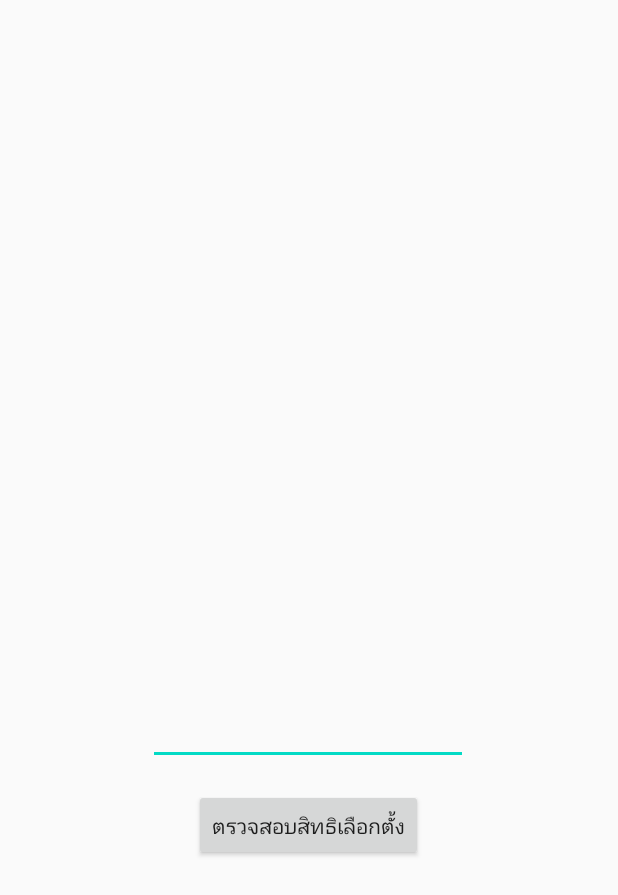
After one commit to newerrptw/VoteApp, an Android app: the Votecheck screen opened directly, with no data from a screen before it, on a phone screen of 412 x 824 dp. The commit adds this screen. Shown: the top 895 px of the screen. Run offline under Robolectric (Android 15) with nearby library versions, the phone set to English and light mode, and no system bars.

Commit message:
เพิ่มเติมหน้า activity สำหรับการกรอกหมายเลขบัตรประชาชน 13 หลัก และทำการเช็คหมายเลขบัตรประชาชนว่ามีสิทธิในการเลือกตั้งหรือไม่

```diff
--- a/app/build.gradle
+++ b/app/build.gradle
@@ -26,6 +26,9 @@ dependencies {
     implementation fileTree(dir: "libs", include: ["*.jar"])
     implementation 'androidx.appcompat:appcompat:1.2.0'
     implementation 'androidx.constraintlayout:constraintlayout:1.1.3'
+    implementation 'com.google.android.material:material:1.0.0'
+    implementation 'androidx.navigation:navigation-fragment:2.1.0'
+    implementation 'androidx.navigation:navigation-ui:2.1.0'
     testImplementation 'junit:junit:4.12'
     androidTestImplementation 'androidx.test.ext:junit:1.1.2'
     androidTestImplementation 'androidx.test.espresso:espresso-core:3.3.0'
--- a/app/src/main/AndroidManifest.xml
+++ b/app/src/main/AndroidManifest.xml
@@ -9,6 +9,10 @@
         android:roundIcon="@mipmap/ic_launcher_round"
         android:supportsRtl="true"
         android:theme="@style/AppTheme">
+        <activity
+            android:name=".Votecheck"
+            android:label="@string/title_activity_votecheck"
+            android:theme="@style/AppTheme.NoActionBar"></activity>
         <activity android:name=".MainActivity">
             <intent-filter>
                 <action android:name="android.intent.action.MAIN" />
--- /dev/null
+++ b/app/src/main/java/th/ac/su/voteapp/Votecheck.java
@@ -0,0 +1,52 @@
+package th.ac.su.voteapp;
+
+import androidx.appcompat.app.AlertDialog;
+import androidx.appcompat.app.AppCompatActivity;
+
+import android.content.Intent;
+import android.os.Bundle;
+import android.view.View;
+import android.widget.Button;
+import android.widget.EditText;
+import android.widget.Toast;
+
+public class Votecheck extends AppCompatActivity {
+
+    @Override
+    protected void onCreate(Bundle savedInstanceState) {
+        super.onCreate(savedInstanceState);
+        setContentView(R.layout.activity_votecheck2);
+
+        Intent i = getIntent();
+        Button checkButton = findViewById(R.id.check_button);
+        checkButton.setOnClickListener(new View.OnClickListener() {
+            @Override
+            public void onClick(View view) {
+                EditText zipEditText = findViewById(R.id.zip_number);
+                String zipNum = zipEditText.getText().toString()+"";
+                String trueNum = "1111111111111";
+                String trueNum2 = "2222222222222";
+                if(zipNum.length()==13){
+                    AlertDialog.Builder dialog = new AlertDialog.Builder(Votecheck.this);
+                    dialog.setTitle("ผลการตรวจสอบสิทธิเลือกตั้ง");
+                    dialog.setPositiveButton("OK",null);
+                    if(zipNum.equals(trueNum) || zipNum.equals(trueNum2)){
+                        dialog.setMessage("คุณเป็นผู้มีสิทธิเลือกตั้ง");
+                    }
+                    else{
+                        dialog.setMessage("คุณไม่มีสิทธิเลือกตั้ง");
+                    }
+                    dialog.show();
+                }
+                else{
+                    Toast toast = Toast.makeText(
+                            Votecheck.this,
+                            "กรุณากรอกหมายเลขบัตรประชาชน 13 หลัก",
+                            Toast.LENGTH_LONG
+                    );
+                    toast.show();
+                }
+            }
+        });
+    }
+}
--- /dev/null
+++ b/app/src/main/res/layout/activity_votecheck2.xml
@@ -0,0 +1,34 @@
+<?xml version="1.0" encoding="utf-8"?>
+<androidx.constraintlayout.widget.ConstraintLayout xmlns:android="http://schemas.android.com/apk/res/android"
+    xmlns:app="http://schemas.android.com/apk/res-auto"
+    xmlns:tools="http://schemas.android.com/tools"
+    android:layout_width="match_parent"
+    android:layout_height="match_parent"
+    tools:context=".Votecheck">
+
+    <EditText
+        android:id="@+id/zip_number"
+        android:layout_width="wrap_content"
+        android:layout_height="wrap_content"
+        android:layout_marginTop="350dp"
+        android:layout_marginBottom="10dp"
+        android:ems="10"
+        android:inputType="number"
+        app:layout_constraintBottom_toTopOf="@+id/check_button"
+        app:layout_constraintEnd_toEndOf="parent"
+        app:layout_constraintHorizontal_bias="0.497"
+        app:layout_constraintStart_toStartOf="parent"
+        app:layout_constraintTop_toTopOf="parent"
+        app:layout_constraintVertical_bias="0.953" />
+
+    <Button
+        android:id="@+id/check_button"
+        android:layout_width="wrap_content"
+        android:layout_height="wrap_content"
+        android:layout_marginBottom="250dp"
+        android:text="ตรวจสอบสิทธิเลือกตั้ง"
+        app:layout_constraintBottom_toBottomOf="parent"
+        app:layout_constraintEnd_toEndOf="parent"
+        app:layout_constraintHorizontal_bias="0.498"
+        app:layout_constraintStart_toStartOf="parent" />
+</androidx.constraintlayout.widget.ConstraintLayout>
--- /dev/null
+++ b/app/src/main/res/layout/content_votecheck.xml
@@ -0,0 +1,6 @@
+<?xml version="1.0" encoding="utf-8"?>
+<androidx.constraintlayout.widget.ConstraintLayout xmlns:android="http://schemas.android.com/apk/res/android"
+    xmlns:app="http://schemas.android.com/apk/res-auto"
+    android:layout_width="match_parent"
+    android:layout_height="match_parent"
+    app:layout_behavior="@string/appbar_scrolling_view_behavior"></androidx.constraintlayout.widget.ConstraintLayout>
--- /dev/null
+++ b/app/src/main/res/values/dimens.xml
@@ -0,0 +1,3 @@
+<resources>
+    <dimen name="fab_margin">16dp</dimen>
+</resources>
--- a/app/src/main/res/values/styles.xml
+++ b/app/src/main/res/values/styles.xml
@@ -7,4 +7,13 @@
         <item name="colorAccent">@color/colorAccent</item>
     </style>
 
+    <style name="AppTheme.NoActionBar">
+        <item name="windowActionBar">false</item>
+        <item name="windowNoTitle">true</item>
+    </style><string name="title_activity_votecheck">Votecheck</string>
+    <!-- Strings used for fragments for navigation -->
+    <style name="AppTheme.AppBarOverlay" parent="ThemeOverlay.AppCompat.Dark.ActionBar" />
+
+    <style name="AppTheme.PopupOverlay" parent="ThemeOverlay.AppCompat.Light" />
+
 </resources>
```
Also changed, not shown: app/src/main/java/th/ac/su/voteapp/MainActivity.java (+11 -0 lines), app/src/main/res/layout/activity_checkvote.xml (added, +9 -0 lines), app/src/main/res/layout/activity_main.xml (+5 -3 lines), app/src/main/res/layout/fragment_second.xml (added, +25 -0 lines), app/src/main/res/navigation/nav_graph.xml (added, +24 -0 lines).
